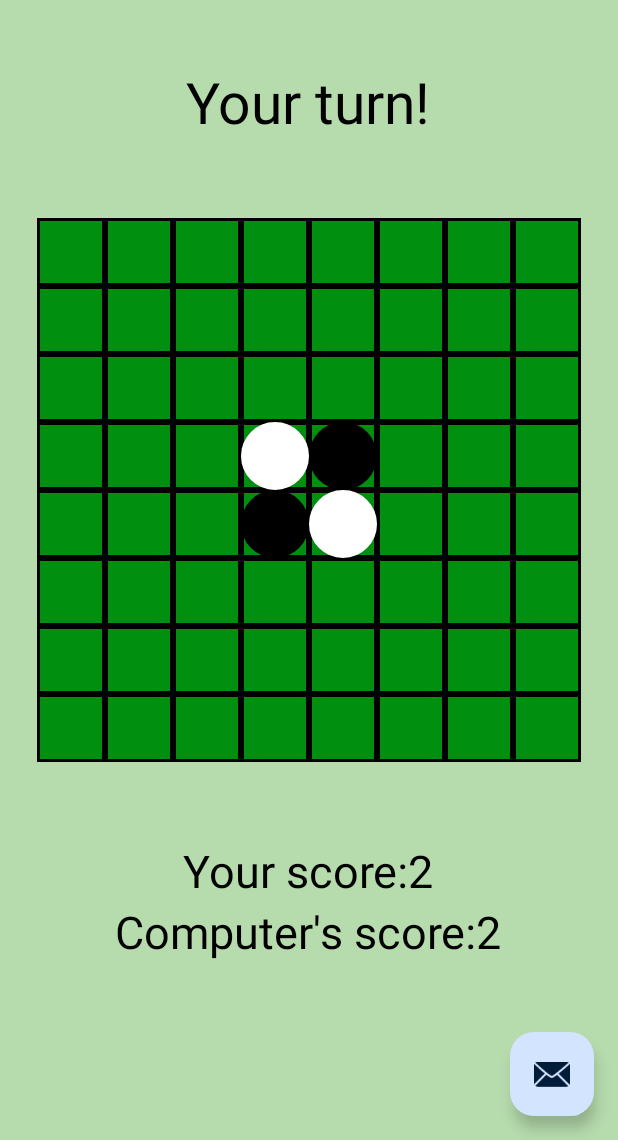
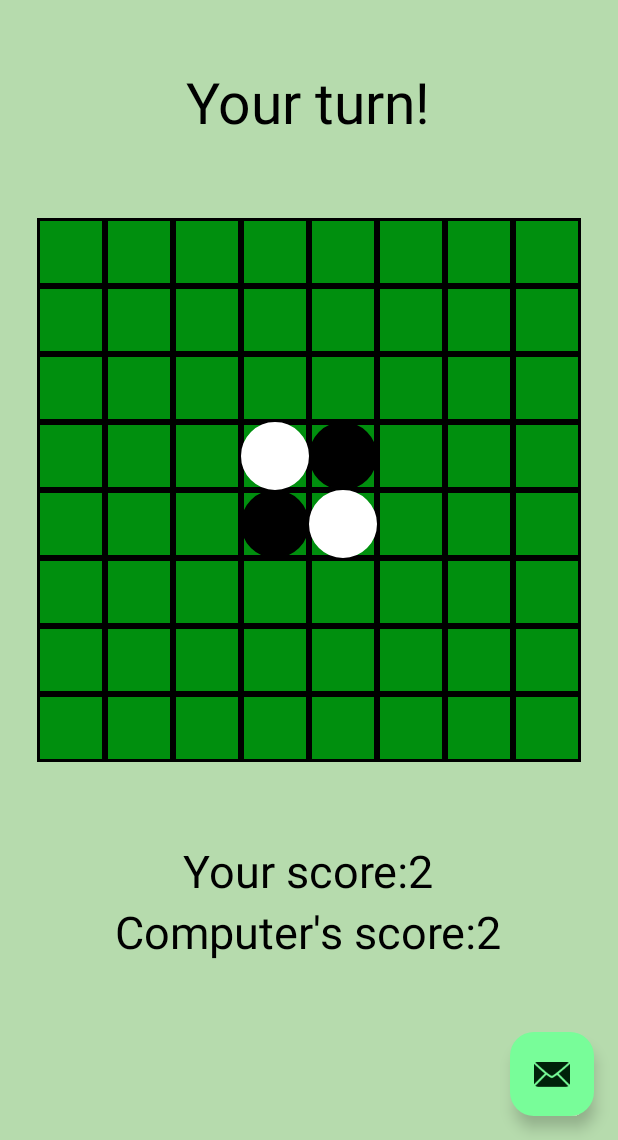
Before and after one commit to Aaron-Halpern/OthelloApp, an Android app: the screen it shows after launch (MainActivity), on a phone screen of 412 x 824 dp, the part 96-1236 px from its top. Run offline under Robolectric (Android 15) with nearby library versions, the phone set to English and light mode, and no system bars.

Commit message:
Updated colors.xml and themes.xml for day and night mode

```diff
--- a/app/src/main/res/values-night/themes.xml
+++ b/app/src/main/res/values-night/themes.xml
@@ -1,7 +1,31 @@
-<resources xmlns:tools="http://schemas.android.com/tools">
-    <!-- Base application theme. -->
-    <style name="Base.Theme.Othello" parent="Theme.Material3.DayNight.NoActionBar">
-        <!-- Customize your dark theme here. -->
-        <!-- <item name="colorPrimary">@color/my_dark_primary</item> -->
+
+<resources>
+    <style name="AppTheme" parent="Theme.Material3.Dark.NoActionBar">
+        <item name="colorPrimary">@color/md_theme_dark_primary</item>
+        <item name="colorOnPrimary">@color/md_theme_dark_onPrimary</item>
+        <item name="colorPrimaryContainer">@color/md_theme_dark_primaryContainer</item>
+        <item name="colorOnPrimaryContainer">@color/md_theme_dark_onPrimaryContainer</item>
+        <item name="colorSecondary">@color/md_theme_dark_secondary</item>
+        <item name="colorOnSecondary">@color/md_theme_dark_onSecondary</item>
+        <item name="colorSecondaryContainer">@color/md_theme_dark_secondaryContainer</item>
+        <item name="colorOnSecondaryContainer">@color/md_theme_dark_onSecondaryContainer</item>
+        <item name="colorTertiary">@color/md_theme_dark_tertiary</item>
+        <item name="colorOnTertiary">@color/md_theme_dark_onTertiary</item>
+        <item name="colorTertiaryContainer">@color/md_theme_dark_tertiaryContainer</item>
+        <item name="colorOnTertiaryContainer">@color/md_theme_dark_onTertiaryContainer</item>
+        <item name="colorError">@color/md_theme_dark_error</item>
+        <item name="colorErrorContainer">@color/md_theme_dark_errorContainer</item>
+        <item name="colorOnError">@color/md_theme_dark_onError</item>
+        <item name="colorOnErrorContainer">@color/md_theme_dark_onErrorContainer</item>
+        <item name="android:colorBackground">@color/md_theme_dark_background</item>
+        <item name="colorOnBackground">@color/md_theme_dark_onBackground</item>
+        <item name="colorSurface">@color/md_theme_dark_surface</item>
+        <item name="colorOnSurface">@color/md_theme_dark_onSurface</item>
+        <item name="colorSurfaceVariant">@color/md_theme_dark_surfaceVariant</item>
+        <item name="colorOnSurfaceVariant">@color/md_theme_dark_onSurfaceVariant</item>
+        <item name="colorOutline">@color/md_theme_dark_outline</item>
+        <item name="colorOnSurfaceInverse">@color/md_theme_dark_inverseOnSurface</item>
+        <item name="colorSurfaceInverse">@color/md_theme_dark_inverseSurface</item>
+        <item name="colorPrimaryInverse">@color/md_theme_dark_inversePrimary</item>
     </style>
 </resources>
--- a/app/src/main/res/values/colors.xml
+++ b/app/src/main/res/values/colors.xml
@@ -2,67 +2,66 @@
 <resources>
         <color name="black">#FF000000</color>
         <color name="white">#FFFFFFFF</color>
-        <color name="backgroundDefaultColor">#E6E6E6</color>
-        <color name="seed">#006fc1</color>
-        <color name="md_theme_light_primary">#0060A8</color>
+        <color name="seed">#00a74f</color>
+        <color name="md_theme_light_primary">#006D31</color>
         <color name="md_theme_light_onPrimary">#FFFFFF</color>
-        <color name="md_theme_light_primaryContainer">#D3E4FF</color>
-        <color name="md_theme_light_onPrimaryContainer">#001C38</color>
-        <color name="md_theme_light_secondary">#545F70</color>
+        <color name="md_theme_light_primaryContainer">#78FD99</color>
+        <color name="md_theme_light_onPrimaryContainer">#00210A</color>
+        <color name="md_theme_light_secondary">#296B2A</color>
         <color name="md_theme_light_onSecondary">#FFFFFF</color>
-        <color name="md_theme_light_secondaryContainer">#D7E3F8</color>
-        <color name="md_theme_light_onSecondaryContainer">#101C2B</color>
-        <color name="md_theme_light_tertiary">#6C5677</color>
+        <color name="md_theme_light_secondaryContainer">#ACF4A2</color>
+        <color name="md_theme_light_onSecondaryContainer">#002203</color>
+        <color name="md_theme_light_tertiary">#006C4C</color>
         <color name="md_theme_light_onTertiary">#FFFFFF</color>
-        <color name="md_theme_light_tertiaryContainer">#F4D9FF</color>
-        <color name="md_theme_light_onTertiaryContainer">#261431</color>
+        <color name="md_theme_light_tertiaryContainer">#88F8C6</color>
+        <color name="md_theme_light_onTertiaryContainer">#002114</color>
         <color name="md_theme_light_error">#BA1A1A</color>
         <color name="md_theme_light_errorContainer">#FFDAD6</color>
         <color name="md_theme_light_onError">#FFFFFF</color>
         <color name="md_theme_light_onErrorContainer">#410002</color>
-        <color name="md_theme_light_background">#FDFCFF</color>
-        <color name="md_theme_light_onBackground">#1A1C1E</color>
-        <color name="md_theme_light_surface">#FDFCFF</color>
-        <color name="md_theme_light_onSurface">#1A1C1E</color>
-        <color name="md_theme_light_surfaceVariant">#DFE2EB</color>
-        <color name="md_theme_light_onSurfaceVariant">#43474E</color>
-        <color name="md_theme_light_outline">#73777F</color>
-        <color name="md_theme_light_inverseOnSurface">#F1F0F4</color>
-        <color name="md_theme_light_inverseSurface">#2F3033</color>
-        <color name="md_theme_light_inversePrimary">#A2C9FF</color>
+        <color name="md_theme_light_background">#FCFDF7</color>
+        <color name="md_theme_light_onBackground">#1A1C19</color>
+        <color name="md_theme_light_surface">#FCFDF7</color>
+        <color name="md_theme_light_onSurface">#1A1C19</color>
+        <color name="md_theme_light_surfaceVariant">#DDE5DA</color>
+        <color name="md_theme_light_onSurfaceVariant">#414941</color>
+        <color name="md_theme_light_outline">#727970</color>
+        <color name="md_theme_light_inverseOnSurface">#F0F1EC</color>
+        <color name="md_theme_light_inverseSurface">#2E312E</color>
+        <color name="md_theme_light_inversePrimary">#5ADF80</color>
         <color name="md_theme_light_shadow">#000000</color>
-        <color name="md_theme_light_surfaceTint">#0060A8</color>
-        <color name="md_theme_light_outlineVariant">#C3C6CF</color>
+        <color name="md_theme_light_surfaceTint">#006D31</color>
+        <color name="md_theme_light_outlineVariant">#C1C9BE</color>
         <color name="md_theme_light_scrim">#000000</color>
-        <color name="md_theme_dark_primary">#A2C9FF</color>
-        <color name="md_theme_dark_onPrimary">#00315B</color>
-        <color name="md_theme_dark_primaryContainer">#004881</color>
-        <color name="md_theme_dark_onPrimaryContainer">#D3E4FF</color>
-        <color name="md_theme_dark_secondary">#BBC7DB</color>
-        <color name="md_theme_dark_onSecondary">#263141</color>
-        <color name="md_theme_dark_secondaryContainer">#3C4858</color>
-        <color name="md_theme_dark_onSecondaryContainer">#D7E3F8</color>
-        <color name="md_theme_dark_tertiary">#D8BDE3</color>
-        <color name="md_theme_dark_onTertiary">#3C2947</color>
-        <color name="md_theme_dark_tertiaryContainer">#533F5E</color>
-        <color name="md_theme_dark_onTertiaryContainer">#F4D9FF</color>
+        <color name="md_theme_dark_primary">#5ADF80</color>
+        <color name="md_theme_dark_onPrimary">#003916</color>
+        <color name="md_theme_dark_primaryContainer">#005324</color>
+        <color name="md_theme_dark_onPrimaryContainer">#78FD99</color>
+        <color name="md_theme_dark_secondary">#91D888</color>
+        <color name="md_theme_dark_onSecondary">#003907</color>
+        <color name="md_theme_dark_secondaryContainer">#0B5313</color>
+        <color name="md_theme_dark_onSecondaryContainer">#ACF4A2</color>
+        <color name="md_theme_dark_tertiary">#6BDBAB</color>
+        <color name="md_theme_dark_onTertiary">#003826</color>
+        <color name="md_theme_dark_tertiaryContainer">#005138</color>
+        <color name="md_theme_dark_onTertiaryContainer">#88F8C6</color>
         <color name="md_theme_dark_error">#FFB4AB</color>
         <color name="md_theme_dark_errorContainer">#93000A</color>
         <color name="md_theme_dark_onError">#690005</color>
         <color name="md_theme_dark_onErrorContainer">#FFDAD6</color>
-        <color name="md_theme_dark_background">#1A1C1E</color>
-        <color name="md_theme_dark_onBackground">#E3E2E6</color>
-        <color name="md_theme_dark_surface">#1A1C1E</color>
-        <color name="md_theme_dark_onSurface">#E3E2E6</color>
-        <color name="md_theme_dark_surfaceVariant">#43474E</color>
-        <color name="md_theme_dark_onSurfaceVariant">#C3C6CF</color>
-        <color name="md_theme_dark_outline">#8D9199</color>
-        <color name="md_theme_dark_inverseOnSurface">#1A1C1E</color>
-        <color name="md_theme_dark_inverseSurface">#E3E2E6</color>
-        <color name="md_theme_dark_inversePrimary">#0060A8</color>
+        <color name="md_theme_dark_background">#1A1C19</color>
+        <color name="md_theme_dark_onBackground">#E2E3DE</color>
+        <color name="md_theme_dark_surface">#1A1C19</color>
+        <color name="md_theme_dark_onSurface">#E2E3DE</color>
+        <color name="md_theme_dark_surfaceVariant">#414941</color>
+        <color name="md_theme_dark_onSurfaceVariant">#C1C9BE</color>
+        <color name="md_theme_dark_outline">#8B9389</color>
+        <color name="md_theme_dark_inverseOnSurface">#1A1C19</color>
+        <color name="md_theme_dark_inverseSurface">#E2E3DE</color>
+        <color name="md_theme_dark_inversePrimary">#006D31</color>
         <color name="md_theme_dark_shadow">#000000</color>
-        <color name="md_theme_dark_surfaceTint">#A2C9FF</color>
-        <color name="md_theme_dark_outlineVariant">#43474E</color>
+        <color name="md_theme_dark_surfaceTint">#5ADF80</color>
+        <color name="md_theme_dark_outlineVariant">#414941</color>
         <color name="md_theme_dark_scrim">#000000</color>
 
 </resources>
--- a/app/src/main/res/values/themes.xml
+++ b/app/src/main/res/values/themes.xml
@@ -6,11 +6,7 @@
         <item name="windowNoTitle">true</item>
     </style>
 
-    <style name="AppTheme" parent="Theme.Material3.Light">
-        <item name="android:navigationBarColor">@android:color/transparent</item>
-        <item name="android:statusBarColor">@android:color/transparent</item>
-        <item name="android:windowLightStatusBar">?attr/isLightTheme</item>
-
+    <style name="AppTheme" parent="Theme.Material3.Light.NoActionBar">
         <item name="colorPrimary">@color/md_theme_light_primary</item>
         <item name="colorOnPrimary">@color/md_theme_light_onPrimary</item>
         <item name="colorPrimaryContainer">@color/md_theme_light_primaryContainer</item>
```
